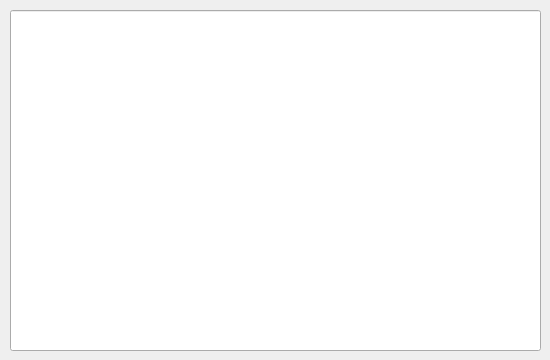
jrcatbagan/minrsh-mintty, file source/qt/dialogpopup.ui: the form before one commit.
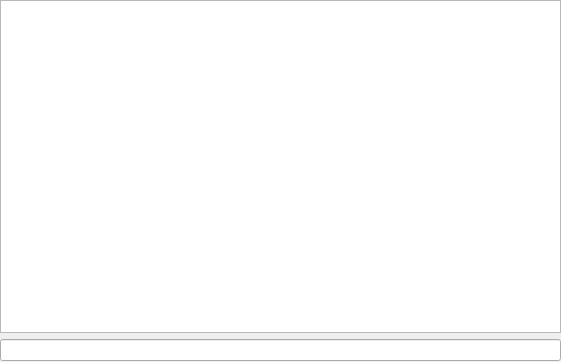
The form after the commit.

What changed in the file:
```diff
--- a/source/qt/dialogpopup.ui
+++ b/source/qt/dialogpopup.ui
@@ -6,22 +6,30 @@
    <rect>
     <x>0</x>
     <y>0</y>
-    <width>550</width>
-    <height>360</height>
+    <width>561</width>
+    <height>362</height>
    </rect>
   </property>
   <property name="windowTitle">
    <string>Dialog</string>
   </property>
-  <widget class="QLineEdit" name="lineEdit">
+  <widget class="QWidget" name="">
    <property name="geometry">
     <rect>
-     <x>10</x>
-     <y>10</y>
-     <width>531</width>
-     <height>341</height>
+     <x>0</x>
+     <y>0</y>
+     <width>561</width>
+     <height>361</height>
     </rect>
    </property>
+   <layout class="QVBoxLayout" name="verticalLayout">
+    <item>
+     <widget class="QTextBrowser" name="textBrowser"/>
+    </item>
+    <item>
+     <widget class="QLineEdit" name="lineEdit"/>
+    </item>
+   </layout>
   </widget>
  </widget>
  <resources/>
```
Left out of the diff: 19 changed lines with no effect on the pictures.
